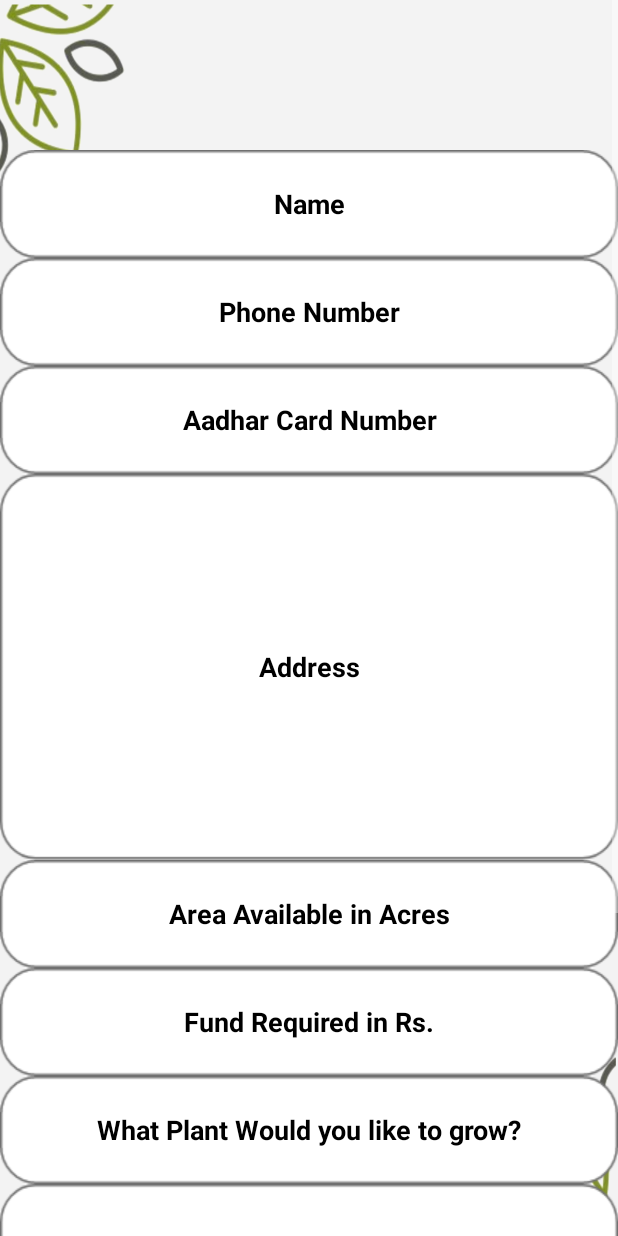
After one commit to AkashLakshmipathy/Agrimate, an Android app: the AddNewField screen opened directly, with no data from a screen before it, on a phone screen of 412 x 824 dp. The commit adds this screen. Run offline under Robolectric (Android 15) with nearby library versions, the phone set to English and light mode, and no system bars; Roboto replaces fonts that are not available here.

Commit message:
Add New Field

```diff
--- a/AgriMate/app/src/main/AndroidManifest.xml
+++ b/AgriMate/app/src/main/AndroidManifest.xml
@@ -24,6 +24,7 @@
         <activity android:name=".InvSiLo"/>
         <activity android:name=".FarmSiLo"/>
         <activity android:name=".OtpPage"/>
+        <activity android:name=".AddNewField"/>
     </application>
 
 </manifest>
--- /dev/null
+++ b/AgriMate/app/src/main/java/com/example/agrimate/AddNewField.java
@@ -0,0 +1,13 @@
+package com.example.agrimate;
+
+import android.os.Bundle;
+
+import androidx.appcompat.app.AppCompatActivity;
+
+public class AddNewField extends AppCompatActivity {
+    @Override
+    protected void onCreate(Bundle savedInstanceState) {
+        super.onCreate(savedInstanceState);
+        setContentView(R.layout.activity_add_field);
+    }
+}
--- a/AgriMate/app/src/main/java/com/example/agrimate/OtpPage.java
+++ b/AgriMate/app/src/main/java/com/example/agrimate/OtpPage.java
@@ -1,5 +1,8 @@
 package com.example.agrimate;
+import android.content.Intent;
 import android.os.Bundle;
+import android.view.View;
+import android.widget.Button;
 
 import androidx.appcompat.app.AppCompatActivity;
 
@@ -8,5 +11,14 @@ public class OtpPage extends AppCompatActivity {
     protected void onCreate(Bundle savedInstanceState) {
         super.onCreate(savedInstanceState);
         setContentView(R.layout.activity_otp);
-    }
-}
+        Button buttonOne = findViewById(R.id.Login1);
+        buttonOne.setOnClickListener(new View.OnClickListener() {
+            public void onClick(View v) {
+                System.out.println("Button Clicked");
+
+                Intent activity2Intent = new Intent(getApplicationContext(), AddNewField.class);
+                startActivity(activity2Intent);
+            }
+        });
+
+}}
--- /dev/null
+++ b/AgriMate/app/src/main/res/layout/activity_add_field.xml
@@ -0,0 +1,121 @@
+<?xml version="1.0" encoding="utf-8"?>
+<androidx.constraintlayout.widget.ConstraintLayout
+    xmlns:android="http://schemas.android.com/apk/res/android"
+    xmlns:app="http://schemas.android.com/apk/res-auto"
+    xmlns:tools="http://schemas.android.com/tools"
+    android:layout_width="match_parent"
+    android:layout_height="match_parent"
+    android:background="@drawable/back">
+
+    <ScrollView
+        android:layout_width="match_parent"
+        android:layout_height="match_parent"
+        app:layout_editor_absoluteX="8dp"
+        app:layout_editor_absoluteY="8dp"
+        app:layout_constraintBottom_toBottomOf="parent"
+        app:layout_constraintEnd_toEndOf="parent"
+        app:layout_constraintHorizontal_bias="0.0"
+        app:layout_constraintStart_toStartOf="parent"
+        app:layout_constraintTop_toTopOf="parent"
+        app:layout_constraintVertical_bias="1.0">
+
+        <LinearLayout
+            android:layout_width="fill_parent"
+            android:layout_height="fill_parent"
+            android:paddingTop="100dp"
+            android:orientation="vertical">
+
+           <EditText
+               android:layout_width="fill_parent"
+               android:layout_height="fill_parent"
+               android:background="@drawable/small"
+               android:hint="Name"
+               android:textColor="#000000"
+               android:textColorHint="#000000"
+               android:textStyle="bold"
+               android:textAlignment="center"
+               android:layout_gravity="center_horizontal" />
+
+            <EditText
+                android:layout_width="fill_parent"
+                android:layout_height="fill_parent"
+                android:background="@drawable/small"
+                android:textColor="#000000"
+                android:hint="Phone Number"
+                android:textColorHint="#000000"
+                android:textStyle="bold"
+                android:textAlignment="center"
+                android:layout_gravity="center_horizontal" />
+            <EditText
+                android:layout_width="fill_parent"
+                android:layout_height="fill_parent"
+                android:background="@drawable/small"
+                android:hint="Aadhar Card Number"
+                android:textColor="#000000"
+                android:textColorHint="#000000"
+                android:textAlignment="center"
+                android:textStyle="bold"
+                android:layout_gravity="center_horizontal" />
+            <EditText
+                android:layout_width="fill_parent"
+                android:layout_height="fill_parent"
+                android:background="@drawable/large"
+                android:textColor="#000000"
+                android:hint="Address"
+                android:textColorHint="#000000"
+                android:textAlignment="center"
+                android:textStyle="bold"
+                android:layout_gravity="center_horizontal" />
+            <EditText
+                android:layout_width="fill_parent"
+                android:layout_height="fill_parent"
+                android:textColor="#000000"
+                android:background="@drawable/small"
+                android:hint="Area Available in Acres"
+                android:textStyle="bold"
+                android:textColorHint="#000000"
+                android:textAlignment="center"
+                android:layout_gravity="center_horizontal" />
+            <EditText
+                android:layout_width="fill_parent"
+                android:layout_height="fill_parent"
+                android:background="@drawable/small"
+                android:textColor="#000000"
+                android:textStyle="bold"
+                android:hint="Fund Required in Rs."
+                android:textColorHint="#000000"
+                android:textAlignment="center"
+                android:layout_gravity="center_horizontal" />
+            <EditText
+                android:layout_width="fill_parent"
+                android:layout_height="fill_parent"
+                android:background="@drawable/small"
+                android:textColor="#000000"
+                android:textStyle="bold"
+                android:hint="What Plant Would you like to grow?"
+                android:textColorHint="#000000"
+                android:textAlignment="center"
+                android:layout_gravity="center_horizontal" />
+            <EditText
+                android:layout_width="fill_parent"
+                android:layout_height="fill_parent"
+                android:background="@drawable/large"
+                android:hint="Brief Description"
+                android:textColor="#000000"
+                android:textStyle="bold"
+                android:textColorHint="#000000"
+                android:textAlignment="center"
+                android:layout_gravity="center_horizontal" />
+            <Button
+                android:layout_width="fill_parent"
+                android:layout_height="fill_parent"
+                android:background="@drawable/ath1"
+                android:layout_marginTop="10dp"/>
+
+
+
+
+
+        </LinearLayout>
+    </ScrollView>
+</androidx.constraintlayout.widget.ConstraintLayout>
--- a/AgriMate/app/src/main/res/layout/activity_main.xml
+++ b/AgriMate/app/src/main/res/layout/activity_main.xml
@@ -40,8 +40,8 @@
 
     <com.airbnb.lottie.LottieAnimationView
         android:id="@+id/lottieAnimationView"
-        android:layout_width="360dp"
-        android:layout_height="263dp"
+        android:layout_width="450dp"
+        android:layout_height="300dp"
         android:layout_marginTop="8dp"
         app:layout_constraintBottom_toTopOf="@+id/guideline3"
         app:layout_constraintEnd_toEndOf="parent"
--- a/AgriMate/app/src/main/res/layout/activity_otp.xml
+++ b/AgriMate/app/src/main/res/layout/activity_otp.xml
@@ -8,7 +8,7 @@
     android:background="@drawable/back">
 
     <Button
-        android:id="@+id/button3"
+        android:id="@+id/Login1"
         android:layout_width="wrap_content"
         android:layout_height="wrap_content"
         android:background="@drawable/ath1"
```
Also changed, not shown: AgriMate/app/src/main/res/drawable-v24/large.png (added), AgriMate/app/src/main/res/drawable-v24/small.png (added).
